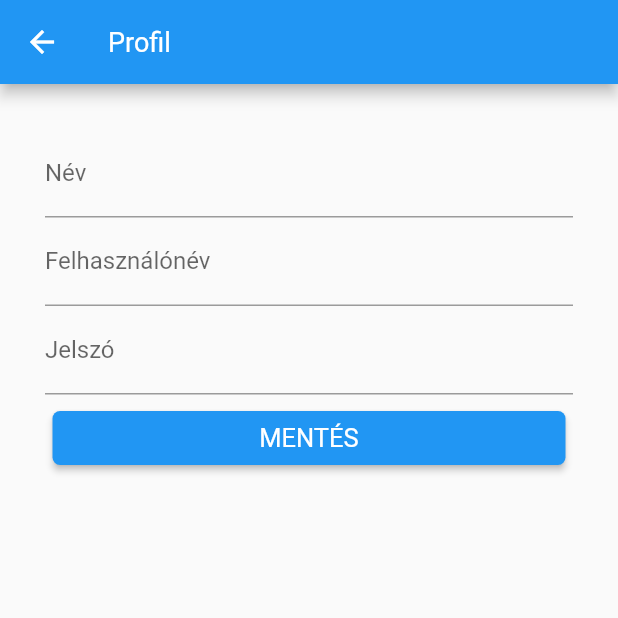
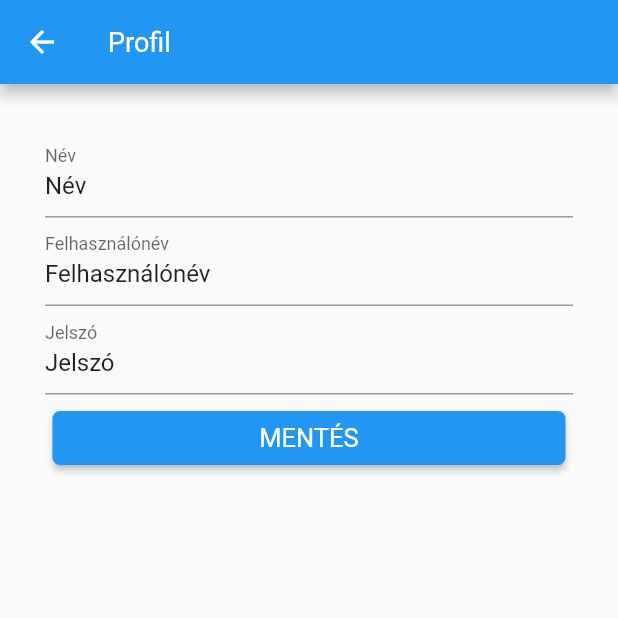
Before and after one commit to krekab16/Szakdolgozat, a Flutter app: the ProfileScreen screen opened directly, on a phone screen of 412 x 824 dp, the top half of it. Run offline on Flutter 3.47's test engine with Material 2 defaults, Android fonts, the phone set to English and light mode, and no system bars; our stand-ins replace cloud_firestore, firebase_auth, firebase_core, fluttertoast; accounts and stored records are empty.

Commit message:
Profil UI elkeszitese

```diff
--- a/application/lib/ui/profile_screen_ui.dart
+++ b/application/lib/ui/profile_screen_ui.dart
@@ -1,6 +1,5 @@
 import 'package:application/viewmodel/profile_view_model.dart';
 import 'package:flutter/material.dart';
-import 'package:fluttertoast/fluttertoast.dart';
 import 'package:provider/provider.dart';
 import '../utils/colors.dart';
 import '../utils/my_button.dart';
@@ -15,11 +14,9 @@ class ProfileScreen extends StatefulWidget {
 }
 
 class _ProfileScreenState extends State<ProfileScreen> {
-  final GlobalKey<FormState> _formKey = GlobalKey<FormState>();
 
   @override
   Widget build(BuildContext context) {
-    ProfileViewModel profileViewModel = Provider.of<ProfileViewModel>(context);
     return Scaffold(
       appBar: AppBar(
         backgroundColor: MyColors.lightBlueColor,
@@ -29,75 +26,34 @@ class _ProfileScreenState extends State<ProfileScreen> {
         ),
       ),
       body: Padding(
-        padding: const EdgeInsets.all(30.0),
-        child: Form(
-          key: _formKey,
+          padding: const EdgeInsets.all(30.0),
           child: Column(
             crossAxisAlignment: CrossAxisAlignment.stretch,
             children: [
-              TextFormField(
+              TextField(
                 decoration: InputDecoration(labelText: fullName),
                 enabled: true,
-                controller: TextEditingController(
-                  text: profileViewModel.getProfile().name,
-                ),
-                onChanged: (value) =>
-                    profileViewModel.getProfile().name = value,
-                validator: (value) => profileViewModel.validateName(value!),
+                controller: TextEditingController(text: fullName),
+                onChanged: (value) {},
               ),
-              TextFormField(
+              TextField(
                 decoration: InputDecoration(labelText: userName),
                 enabled: true,
-                controller: TextEditingController(
-                  text: profileViewModel.getProfile().username,
-                ),
-                onChanged: (value) =>
-                    profileViewModel.getProfile().username = value,
-                validator: (value) => profileViewModel.validateUserName(value!),
+                controller: TextEditingController(text: userName),
+                onChanged: (value) {},
               ),
-              TextFormField(
+              TextField(
                 decoration: InputDecoration(labelText: password),
-                controller: TextEditingController(
-                  text: profileViewModel.getProfile().password,
-                ),
-                onChanged: (value) =>
-                    profileViewModel.getProfile().password = value,
-                validator: (value) => profileViewModel.validatePassword(value!),
+                enabled: true,
+                controller: TextEditingController(text: password),
+                onChanged: (value) {},
               ),
               Padding(
                 padding: const EdgeInsets.all(5),
-                child: MyButton(save, () async {
-                  if (_formKey.currentState!.validate()) {
-                    if (profileViewModel.errorMessages.isEmpty) {
-                      await profileViewModel.updateUser();
-                      Fluttertoast.showToast(msg: successfulUpdateMessage);
-                    } else {
-                      showDialog(
-                          context: context,
-                          builder: (_) => AlertDialog(
-                                title: Text(
-                                  errorDialogTitle,
-                                  style: Styles.errorText,
-                                ),
-                                content: Text(
-                                  profileViewModel.errorMessages.join(" "),
-                                  style: Styles.errorText,
-                                ),
-                                actions: [
-                                  TextButton(
-                                    onPressed: () => Navigator.pop(context),
-                                    child: Text(close),
-                                  )
-                                ],
-                              ));
-                    }
-                  }
-                }),
+                child: MyButton(save, () {}),
               ),
             ],
-          ),
-        ),
-      ),
+          )),
     );
   }
 }
--- a/application/lib/utils/text_strings.dart
+++ b/application/lib/utils/text_strings.dart
@@ -46,4 +46,3 @@ String profile = "Profil";
 String logout = "Kijelentkezés";
 String noUserFoundErrorMessage = "Nincs ilyen felhasználó!";
 String save = "Mentés";
-String successfulUpdateMessage = "Sikeres módosítás!";
```
